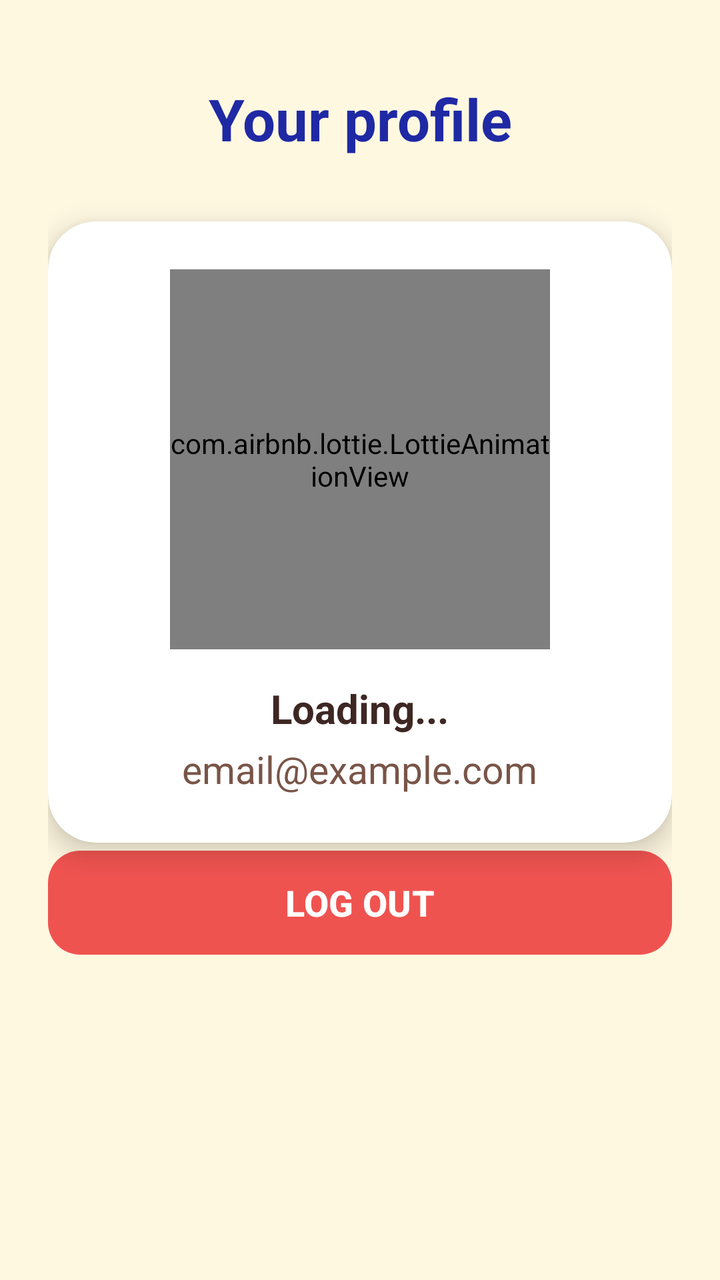
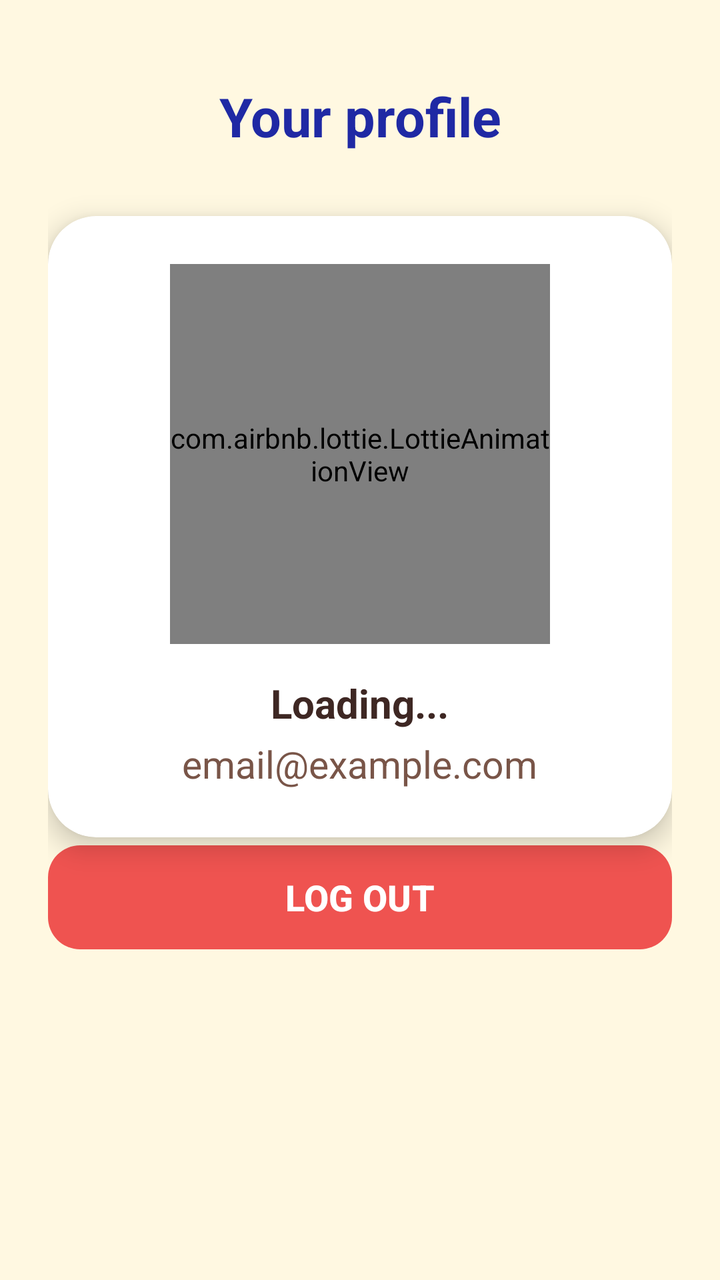

Screens rendered from an Android XML layout before and after an edit, with the pre-edit source and the edit as a unified diff.
<!-- AndroidManifest.xml: application theme Theme.LingoEnglishApp -->
<!-- res/layout/fragment_profile.xml -->
<?xml version="1.0" encoding="utf-8"?>
<LinearLayout xmlns:android="http://schemas.android.com/apk/res/android"
    xmlns:app="http://schemas.android.com/apk/res-auto"
    android:layout_width="match_parent"
    android:layout_height="match_parent"
    android:background="@color/colorBackground"
    android:gravity="center_horizontal"
    android:orientation="vertical"
    android:padding="24dp">

    <TextView
        android:layout_width="match_parent"
        android:layout_height="wrap_content"
        android:layout_marginTop="16dp"
        android:layout_marginBottom="32dp"
        android:text="Your profile"
        android:textAlignment="center"
        android:textColor="@color/colorPrimaryDark"
        android:textSize="29sp"
        android:textStyle="bold" />

    
    <androidx.cardview.widget.CardView
        android:layout_width="match_parent"
        android:layout_height="wrap_content"
        app:cardBackgroundColor="@color/white"
        app:cardCornerRadius="24dp"
        app:cardElevation="8dp">

        <LinearLayout
            android:layout_width="match_parent"
            android:layout_height="wrap_content"
            android:gravity="center"
            android:orientation="vertical"
            android:padding="24dp">

            
            <com.airbnb.lottie.LottieAnimationView
                android:layout_width="190dp"
                android:layout_height="190dp"
                app:lottie_autoPlay="true"
                app:lottie_loop="true"
                app:lottie_rawRes="@raw/corgi_animation6" />

            
            <TextView
                android:id="@+id/tvProfileName"
                android:layout_width="wrap_content"
                android:layout_height="wrap_content"
                android:layout_marginTop="16dp"
                android:text="Loading..."
                android:textColor="@color/colorTextPrimary"
                android:textSize="20sp"
                android:textStyle="bold" />

            
            <TextView
                android:id="@+id/tvProfileEmail"
                android:layout_width="wrap_content"
                android:layout_height="wrap_content"
                android:layout_marginTop="4dp"
                android:text="email@example.com"
                android:textColor="@color/colorTextSecondary"
                android:textSize="19sp" />

        </LinearLayout>
    </androidx.cardview.widget.CardView>


    
    <com.google.android.material.button.MaterialButton
        android:id="@+id/btnLogout"
        android:layout_width="match_parent"
        android:layout_height="60dp"
        android:layout_marginBottom="60dp"
        android:text="LOG OUT"
        android:textSize="18sp"
        android:textStyle="bold"
        app:backgroundTint="#EF5350"
        app:cornerRadius="16dp" />

</LinearLayout>
<!-- resources referenced by this layout -->
<resources>
  <color name="colorBackground">#FFF8E1</color>
  <color name="colorPrimaryDark">#1F29A4</color>
  <color name="colorTextPrimary">#3E2723</color>
  <color name="colorTextSecondary">#795548</color>
  <color name="white">#FFFFFF</color>
  <style name="Theme.LingoEnglishApp" parent="Base.Theme.LingoEnglishApp" />
  <style name="Base.Theme.LingoEnglishApp" parent="Theme.Material3.DayNight.NoActionBar">
          
          
      </style>
</resources>

<!-- the commit's change to res/layout/fragment_profile.xml (unified diff, before → after) -->
@@ -16,7 +16,7 @@
         android:text="Your profile"
         android:textAlignment="center"
         android:textColor="@color/colorPrimaryDark"
-        android:textSize="29sp"
+        android:textSize="27sp"
         android:textStyle="bold" />
 
     
